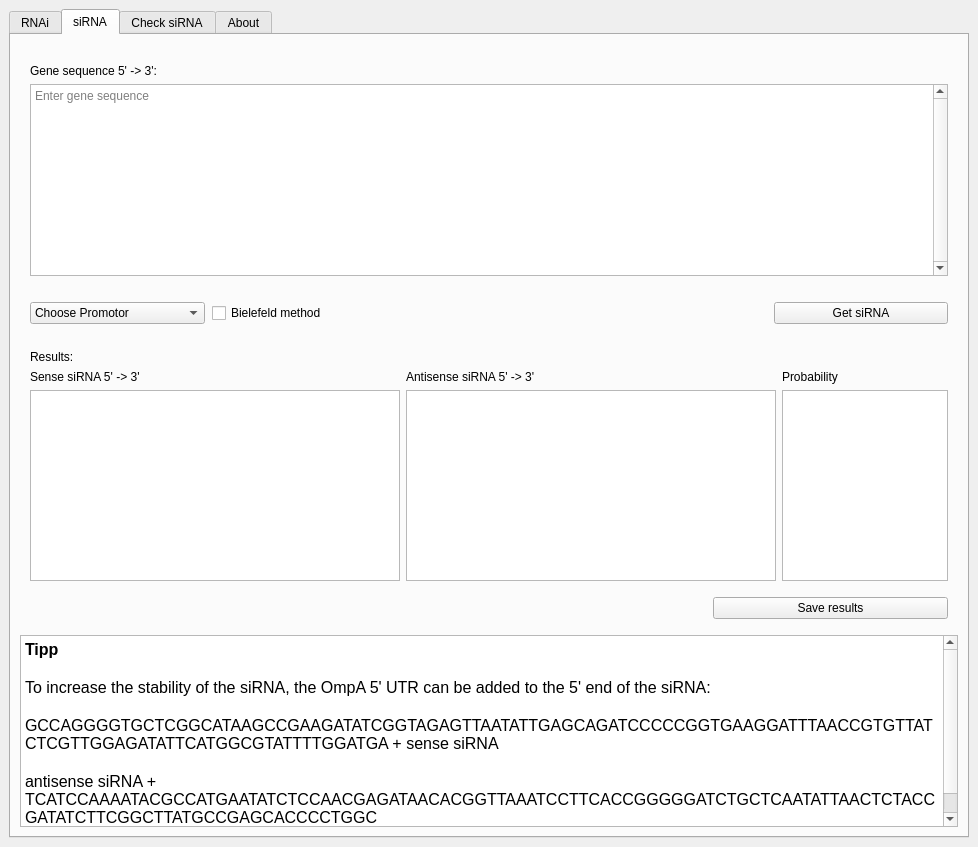
Above: user_interface_source/siRNA_Graphics.ui from iGEMBielefeldCeBiTec/iGEM_Bielefeld_CeBiTec_2018 before the change. Below: the same form after it.
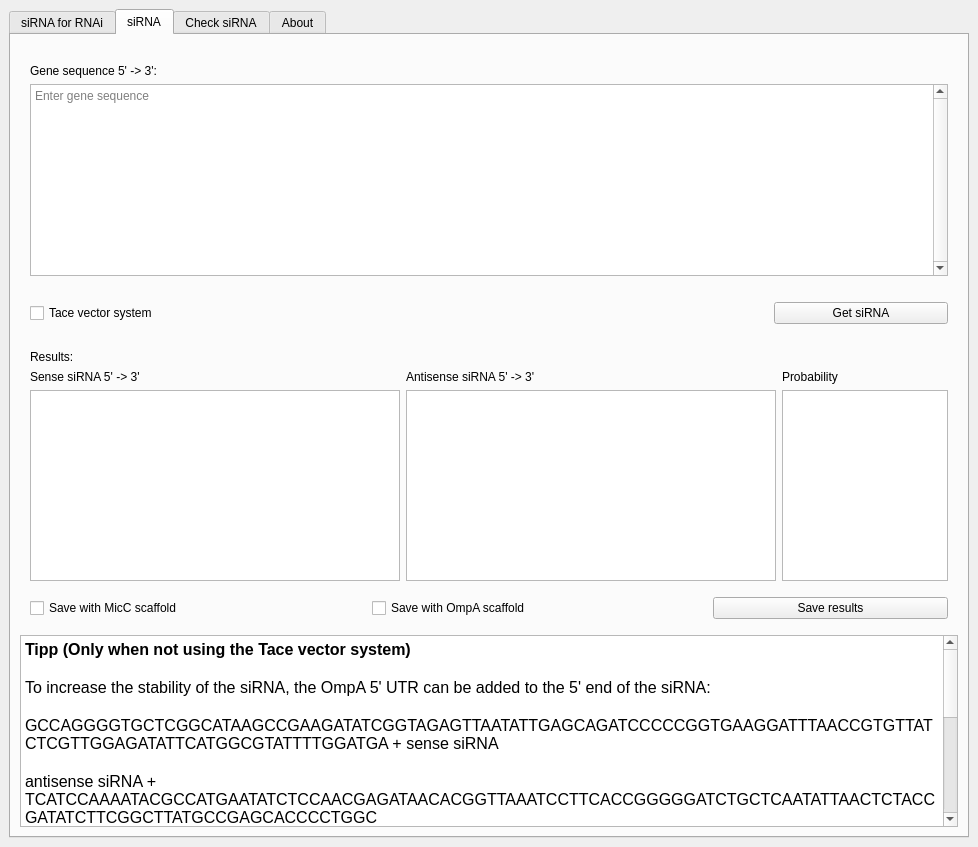
That is the form after the change. The open tabs and pages were chosen to show the change. Icons and pictures are not drawn.

Commit message: Optimized overhang functionalities, Usage description added to graphical-interface

Diff of the .ui file:
```diff
--- a/user_interface_source/siRNA_Graphics.ui
+++ b/user_interface_source/siRNA_Graphics.ui
@@ -57,7 +57,7 @@
           <bool>true</bool>
          </property>
          <attribute name="title">
-          <string>RNAi</string>
+          <string>siRNA for RNAi</string>
          </attribute>
          <layout class="QVBoxLayout" name="verticalLayout_4">
           <item>
@@ -438,28 +438,9 @@
                <number>1</number>
               </property>
               <item row="0" column="0">
-               <widget class="QComboBox" name="promotor2">
-                <property name="maximumSize">
-                 <size>
-                  <width>175</width>
-                  <height>27</height>
-                 </size>
-                </property>
-                <item>
-                 <property name="text">
-                  <string>Choose Promotor</string>
-                 </property>
-                </item>
-               </widget>
-              </item>
-             </layout>
-            </item>
-            <item>
-             <layout class="QGridLayout" name="gridLayout_14">
-              <item row="1" column="0">
                <widget class="QCheckBox" name="checkBox2">
                 <property name="text">
-                 <string>Bielefeld method</string>
+                 <string>Tace vector system</string>
                 </property>
                </widget>
               </item>
@@ -624,9 +605,9 @@
             <item>
              <layout class="QGridLayout" name="gridLayout_17">
               <item row="0" column="0">
-               <widget class="QLabel" name="label_6">
+               <widget class="QCheckBox" name="scaffold_3">
                 <property name="text">
-                 <string/>
+                 <string>Save with MicC scaffold</string>
                 </property>
                </widget>
               </item>
@@ -635,15 +616,11 @@
             <item>
              <layout class="QGridLayout" name="gridLayout_18">
               <item row="0" column="0">
-               <layout class="QGridLayout" name="gridLayout_19">
-                <item row="0" column="0">
-                 <widget class="QLabel" name="label_7">
-                  <property name="text">
-                   <string/>
-                  </property>
-                 </widget>
-                </item>
-               </layout>
+               <widget class="QCheckBox" name="scaffold_2">
+                <property name="text">
+                 <string>Save with OmpA scaffold</string>
+                </property>
+               </widget>
               </item>
              </layout>
             </item>
@@ -682,13 +659,22 @@
 &lt;html&gt;&lt;head&gt;&lt;meta name=&quot;qrichtext&quot; content=&quot;1&quot; /&gt;&lt;style type=&quot;text/css&quot;&gt;
 p, li { white-space: pre-wrap; }
 &lt;/style&gt;&lt;/head&gt;&lt;body style=&quot; font-family:'Ubuntu'; font-size:11pt; font-weight:400; font-style:normal;&quot;&gt;
-&lt;p style=&quot; margin-top:0px; margin-bottom:0px; margin-left:0px; margin-right:0px; -qt-block-indent:0; text-indent:0px;&quot;&gt;&lt;span style=&quot; font-size:12pt; font-weight:600;&quot;&gt;Tipp&lt;/span&gt;&lt;/p&gt;
+&lt;p style=&quot; margin-top:0px; margin-bottom:0px; margin-left:0px; margin-right:0px; -qt-block-indent:0; text-indent:0px;&quot;&gt;&lt;span style=&quot; font-size:12pt; font-weight:600;&quot;&gt;Tipp (Only when not using the Tace vector system)&lt;/span&gt;&lt;/p&gt;
 &lt;p style=&quot;-qt-paragraph-type:empty; margin-top:0px; margin-bottom:0px; margin-left:0px; margin-right:0px; -qt-block-indent:0; text-indent:0px; font-size:12pt; font-weight:600;&quot;&gt;&lt;br /&gt;&lt;/p&gt;
 &lt;p style=&quot; margin-top:0px; margin-bottom:0px; margin-left:0px; margin-right:0px; -qt-block-indent:0; text-indent:0px;&quot;&gt;&lt;span style=&quot; font-size:12pt;&quot;&gt;To increase the stability of the siRNA, the OmpA 5' UTR can be added to the 5' end of the siRNA:&lt;/span&gt;&lt;/p&gt;
 &lt;p style=&quot;-qt-paragraph-type:empty; margin-top:0px; margin-bottom:0px; margin-left:0px; margin-right:0px; -qt-block-indent:0; text-indent:0px; font-size:12pt;&quot;&gt;&lt;br /&gt;&lt;/p&gt;
 &lt;p style=&quot; margin-top:0px; margin-bottom:0px; margin-left:0px; margin-right:0px; -qt-block-indent:0; text-indent:0px;&quot;&gt;&lt;span style=&quot; font-size:12pt;&quot;&gt;GCCAGGGGTGCTCGGCATAAGCCGAAGATATCGGTAGAGTTAATATTGAGCAGATCCCCCGGTGAAGGATTTAACCGTGTTATCTCGTTGGAGATATTCATGGCGTATTTTGGATGA + sense siRNA &lt;/span&gt;&lt;/p&gt;
 &lt;p style=&quot;-qt-paragraph-type:empty; margin-top:0px; margin-bottom:0px; margin-left:0px; margin-right:0px; -qt-block-indent:0; text-indent:0px; font-size:12pt;&quot;&gt;&lt;br /&gt;&lt;/p&gt;
 &lt;p style=&quot; margin-top:0px; margin-bottom:0px; margin-left:0px; margin-right:0px; -qt-block-indent:0; text-indent:0px;&quot;&gt;&lt;span style=&quot; font-size:12pt;&quot;&gt;antisense siRNA + TCATCCAAAATACGCCATGAATATCTCCAACGAGATAACACGGTTAAATCCTTCACCGGGGGATCTGCTCAATATTAACTCTACCGATATCTTCGGCTTATGCCGAGCACCCCTGGC&lt;/span&gt;&lt;/p&gt;
+&lt;p style=&quot;-qt-paragraph-type:empty; margin-top:0px; margin-bottom:0px; margin-left:0px; margin-right:0px; -qt-block-indent:0; text-indent:0px; font-size:12pt;&quot;&gt;&lt;br /&gt;&lt;/p&gt;
+&lt;p style=&quot;-qt-paragraph-type:empty; margin-top:0px; margin-bottom:0px; margin-left:0px; margin-right:0px; -qt-block-indent:0; text-indent:0px; font-size:12pt;&quot;&gt;&lt;br /&gt;&lt;/p&gt;
+&lt;p style=&quot; margin-top:0px; margin-bottom:0px; margin-left:0px; margin-right:0px; -qt-block-indent:0; text-indent:0px;&quot;&gt;&lt;span style=&quot; font-size:12pt;&quot;&gt;In order for the siRNA to bind more strongly to the target sequence, an Hfq binding sequence (here the MicC Hfq sequence) should be added at the 3' end:&lt;/span&gt;&lt;/p&gt;
+&lt;p style=&quot;-qt-paragraph-type:empty; margin-top:0px; margin-bottom:0px; margin-left:0px; margin-right:0px; -qt-block-indent:0; text-indent:0px; font-size:12pt;&quot;&gt;&lt;br /&gt;&lt;/p&gt;
+&lt;p style=&quot; margin-top:0px; margin-bottom:0px; margin-left:0px; margin-right:0px; -qt-block-indent:0; text-indent:0px;&quot;&gt;&lt;span style=&quot; font-size:12pt;&quot;&gt;sense siRNA + TTTCTGTTGGGCCATTGCATTGCCACTGATTTTCCAACATATAAAAAGACAAGCCCGAACAGTCGTCCGGGCTTTTTTTCTCGAG&lt;/span&gt;&lt;/p&gt;
+&lt;p style=&quot;-qt-paragraph-type:empty; margin-top:0px; margin-bottom:0px; margin-left:0px; margin-right:0px; -qt-block-indent:0; text-indent:0px; font-size:12pt;&quot;&gt;&lt;br /&gt;&lt;/p&gt;
+&lt;p style=&quot; margin-top:0px; margin-bottom:0px; margin-left:0px; margin-right:0px; -qt-block-indent:0; text-indent:0px;&quot;&gt;&lt;span style=&quot; font-size:12pt;&quot;&gt;CTCGAGAAAAAAAGCCCGGACGACTGTTCGGGCTTGTCTTTTTATATGTTGGAAAATCAGTGGCAATGCAATGGCCCAACAGAAA + antisense siRNA&lt;/span&gt;&lt;/p&gt;
+&lt;p style=&quot;-qt-paragraph-type:empty; margin-top:0px; margin-bottom:0px; margin-left:0px; margin-right:0px; -qt-block-indent:0; text-indent:0px; font-size:12pt;&quot;&gt;&lt;br /&gt;&lt;/p&gt;
+&lt;p style=&quot;-qt-paragraph-type:empty; margin-top:0px; margin-bottom:0px; margin-left:0px; margin-right:0px; -qt-block-indent:0; text-indent:0px; font-size:12pt;&quot;&gt;&lt;br /&gt;&lt;/p&gt;
 &lt;p style=&quot;-qt-paragraph-type:empty; margin-top:0px; margin-bottom:0px; margin-left:0px; margin-right:0px; -qt-block-indent:0; text-indent:0px; font-size:12pt;&quot;&gt;&lt;br /&gt;&lt;/p&gt;&lt;/body&gt;&lt;/html&gt;</string>
             </property>
            </widget>
```
Left out of the diff: 80 changed lines with no effect on the pictures. The commit also changes 6 other files.
